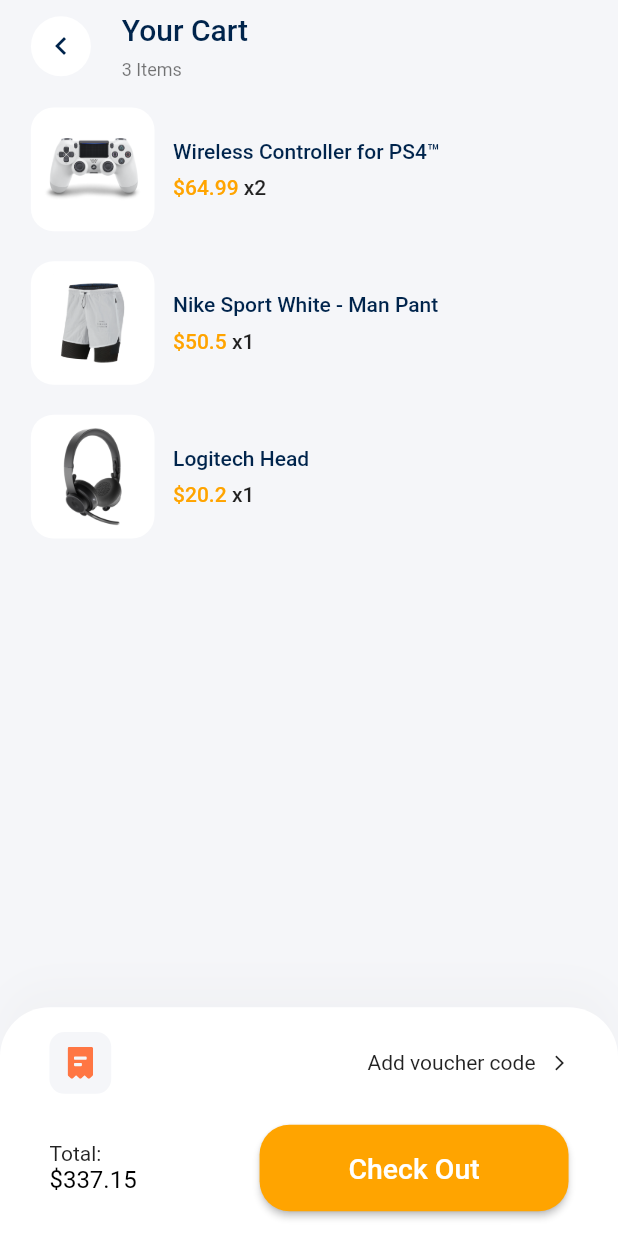
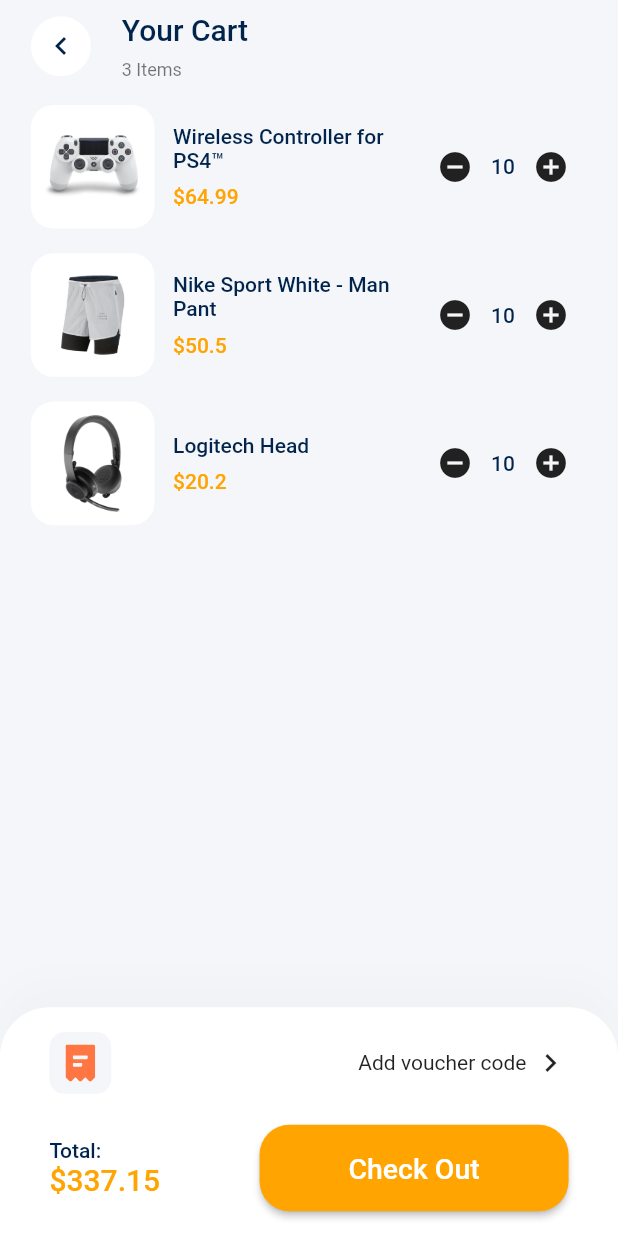
Before and after one commit to rupendra-p/flutter_ecommerce, a Flutter app: the CartScreen screen opened by its route, on a phone screen of 412 x 824 dp. Run offline on Flutter 3.47's test engine with Material 2 defaults, Android fonts, the phone set to English and light mode, and no system bars; our stand-ins replace flutter_dotenv, flutter_svg.

Commit message:
cart screen modified

```diff
--- a/lib/screens/cart/cart_card.dart
+++ b/lib/screens/cart/cart_card.dart
@@ -33,7 +33,8 @@ class CartCard extends StatelessWidget {
           ),
         ),
         SizedBox(width: SizeConfig.widthMultiplier * 3),
-        Column(
+        Expanded(
+          child: Column(
             crossAxisAlignment: CrossAxisAlignment.start,
             children: [
               Text(
@@ -53,15 +54,28 @@ class CartCard extends StatelessWidget {
                       .textTheme
                       .bodyText1!
                       .copyWith(color: secondaryColor),
-                children: [
-                  TextSpan(
-                      text: " x${cart.numOfItem}",
-                      style: Theme.of(context).textTheme.bodyText1),
+                ),
+              ),
             ],
           ),
-            )
+        ),
+        Row(
+          mainAxisSize: MainAxisSize.min,
+          children: [
+            IconButton(
+                onPressed: () {},
+                icon: const Icon(
+                  Icons.remove_circle,
+                )),
+            Text(
+              '10',
+              style: Theme.of(context).textTheme.subtitle2!.copyWith(
+                    color: primaryColor,
+                  ),
+            ),
+            IconButton(onPressed: () {}, icon: const Icon(Icons.add_circle)),
           ],
-        )
+        ),
       ],
     );
   }
--- a/lib/screens/cart/cart_screen.dart
+++ b/lib/screens/cart/cart_screen.dart
@@ -1,4 +1,5 @@
 import 'package:ecommerce/constant/color_properties.dart';
+import 'package:ecommerce/utils/scroll_configuration.dart';
 import 'package:ecommerce/utils/size_config.dart';
 import 'package:flutter/material.dart';
 import 'package:flutter_svg/flutter_svg.dart';
@@ -65,10 +66,13 @@ class _CartScreenState extends State<CartScreen> {
                 height: SizeConfig.heightMultiplier,
               ),
               Expanded(
+                child: ScrollConfiguration(
+                  behavior: MyBehavior(),
                   child: ListView.builder(
                     itemCount: demoCarts.length,
                     itemBuilder: (context, index) => Padding(
-                    padding: EdgeInsets.symmetric(vertical: 10),
+                      padding: EdgeInsets.symmetric(
+                          vertical: SizeConfig.heightMultiplier),
                       child: Dismissible(
                         key: Key(demoCarts[index].product.id.toString()),
                         direction: DismissDirection.endToStart,
@@ -78,14 +82,15 @@ class _CartScreenState extends State<CartScreen> {
                           });
                         },
                         background: Container(
-                        padding: EdgeInsets.symmetric(horizontal: 20),
+                          padding: EdgeInsets.symmetric(
+                              horizontal: SizeConfig.heightMultiplier * 2.2),
                           decoration: BoxDecoration(
-                          color: Color(0xFFFFE6E6),
+                            color: const Color(0xFFFFE6E6),
                             borderRadius: BorderRadius.circular(15),
                           ),
                           child: Row(
                             children: [
-                            Spacer(),
+                              const Spacer(),
                               SvgPicture.asset("assets/icons/Trash.svg"),
                             ],
                           ),
@@ -95,10 +100,11 @@ class _CartScreenState extends State<CartScreen> {
                     ),
                   ),
                 ),
+              ),
             ],
           ),
         ),
-        bottomNavigationBar: CheckoutCard(),
+        bottomNavigationBar: const CheckoutCard(),
       ),
     );
   }
--- a/lib/screens/cart/check_out_card.dart
+++ b/lib/screens/cart/check_out_card.dart
@@ -1,8 +1,8 @@
+import 'package:ecommerce/constant/color_properties.dart';
 import 'package:flutter/material.dart';
 import 'package:flutter_svg/flutter_svg.dart';
+
 import '/components/default_button.dart';
-
-import '../../constant/constants.dart';
 import '/utils/size_config.dart';
 
 class CheckoutCard extends StatelessWidget {
@@ -26,9 +26,9 @@ class CheckoutCard extends StatelessWidget {
         ),
         boxShadow: [
           BoxShadow(
-            offset: Offset(0, -15),
+            offset: const Offset(0, -15),
             blurRadius: 20,
-            color: Color(0xFFDADADA).withOpacity(0.15),
+            color: const Color(0xFFDADADA).withOpacity(0.15),
           )
         ],
       ),
@@ -40,22 +40,21 @@ class CheckoutCard extends StatelessWidget {
             Row(
               children: [
                 Container(
-                  padding: EdgeInsets.all(10),
+                  padding: EdgeInsets.all(SizeConfig.heightMultiplier),
                   height: 5 * SizeConfig.heightMultiplier,
                   width: 5 * SizeConfig.heightMultiplier,
                   decoration: BoxDecoration(
-                    color: Color(0xFFF5F6F9),
+                    color: const Color(0xFFF5F6F9),
                     borderRadius: BorderRadius.circular(10),
                   ),
                   child: SvgPicture.asset("assets/icons/receipt.svg"),
                 ),
-                Spacer(),
-                Text("Add voucher code"),
-                const SizedBox(width: 10),
-                Icon(
-                  Icons.arrow_forward_ios,
-                  size: 12,
-                  // color: kTextColor,
+                const Spacer(),
+                Text("Add voucher code",
+                    style: Theme.of(context).textTheme.bodyText2),
+                SizedBox(width: SizeConfig.widthMultiplier),
+                const Icon(
+                  Icons.chevron_right_outlined,
                 )
               ],
             ),
@@ -68,10 +67,15 @@ class CheckoutCard extends StatelessWidget {
                 Text.rich(
                   TextSpan(
                     text: "Total:\n",
+                    style: Theme.of(context).textTheme.bodyText1!.copyWith(
+                          color: primaryColor,
+                        ),
                     children: [
                       TextSpan(
                         text: "\$337.15",
-                        style: TextStyle(fontSize: 16, color: Colors.black),
+                        style: Theme.of(context).textTheme.headline6!.copyWith(
+                              color: secondaryColor,
+                            ),
                       ),
                     ],
                   ),
--- a/lib/screens/details/color_dots.dart
+++ b/lib/screens/details/color_dots.dart
@@ -17,8 +17,10 @@ class ColorDots extends StatelessWidget {
     // Now this is fixed and only for demo
     int selectedColor = 3;
     return Padding(
-      padding: EdgeInsets.symmetric(
-        horizontal: SizeConfig.heightMultiplier * 2.5,
+      padding: EdgeInsets.only(
+        left: SizeConfig.heightMultiplier * 2.5,
+        right: SizeConfig.heightMultiplier * 2.5,
+        bottom: SizeConfig.heightMultiplier * 1.5,
       ),
       child: Row(
         children: [
--- a/lib/screens/details/details_screen.dart
+++ b/lib/screens/details/details_screen.dart
@@ -1,4 +1,5 @@
 import 'package:ecommerce/components/default_button.dart';
+import 'package:ecommerce/constant/color_properties.dart';
 import 'package:ecommerce/screens/details/product_description.dart';
 import 'package:ecommerce/screens/details/product_images.dart';
 import 'package:ecommerce/screens/details/top_rounded_container.dart';
@@ -29,7 +30,7 @@ class DetailsScreen extends StatelessWidget {
         children: [
           ProductImages(product: agrs.product),
           TopRoundedContainer(
-            color: Colors.white,
+            color: colorWhite,
             child: Column(
               children: [
                 ProductDescription(
```
Lines whose indentation alone changed are shown as unchanged.
